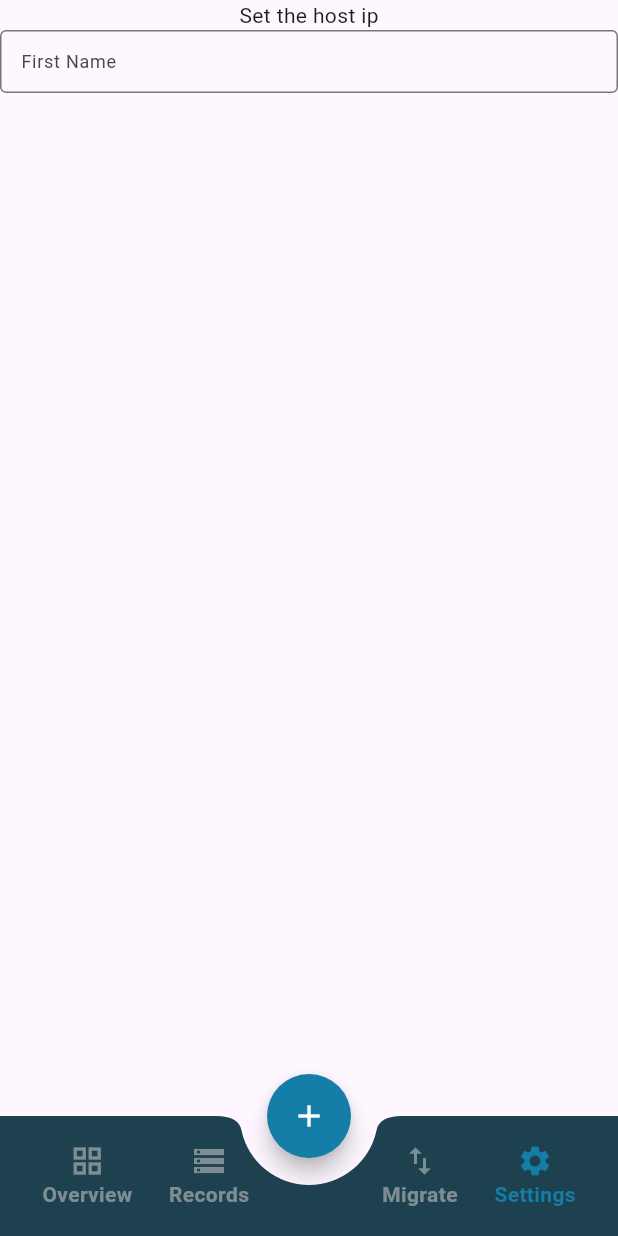
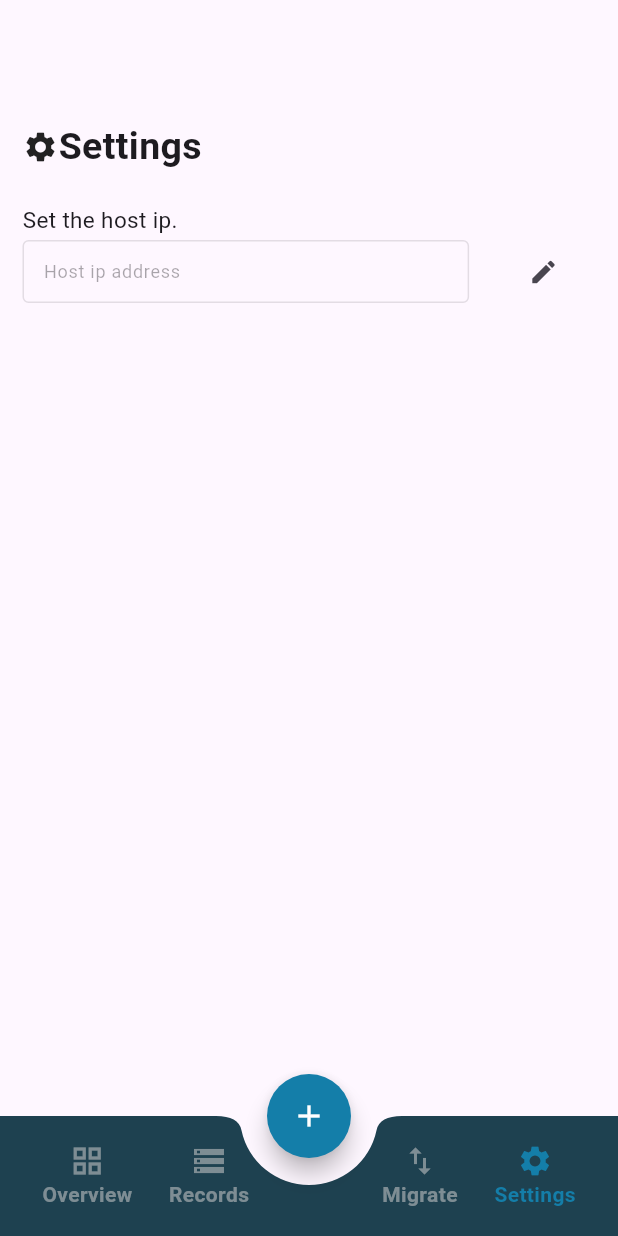
Before and after one commit to hikusama/sksalaan_mobile, a Flutter app: the screen it shows after launch, item 4 of the bottom bar chosen, on a phone screen of 412 x 824 dp. Run offline on Flutter 3.47's test engine with Material 3 defaults, Android fonts, the light colour scheme and no system bars; our stand-ins replace confetti, drift, flutter_secure_storage; missing offline and left inert: flutter_exit_app; accounts and stored records are empty; generated files the repository leaves out were written again.

Commit message:
host ip added to secure storage

```diff
--- a/lib/presentation/screens/settings_screen.dart
+++ b/lib/presentation/screens/settings_screen.dart
@@ -1,4 +1,5 @@
 import 'package:flutter/material.dart';
+import 'package:flutter_secure_storage/flutter_secure_storage.dart';
 
 class SettingsScreen extends StatefulWidget {
   const SettingsScreen({super.key});
@@ -8,35 +9,125 @@ class SettingsScreen extends StatefulWidget {
 }
 
 class _SettingsScreenState extends State<SettingsScreen> {
-  final ipTextController = TextEditingController();
+  final storage = FlutterSecureStorage();
+  late TextEditingController ipTextController;
+  bool _isEditOn = false;
+  final _formKey = GlobalKey<FormState>();
+
+  @override
+  void initState() {
+    super.initState();
+
+    ipTextController = TextEditingController();
+
+    _loadIp();
+  }
+
+  Future<void> _loadIp() async {
+    String? ip = await storage.read(key: 'ip');
+    ipTextController.text = ip ?? '';
+  }
+
+  Future<void> _setIp() async {
+    await storage.write(key: 'ip', value: ipTextController.text);
+  }
 
   @override
   Widget build(BuildContext context) {
-    return Column(
+    return Container(
+      margin: EdgeInsets.only(top: 80),
+      padding: EdgeInsets.only(left: 15),
+      child: Column(
+        crossAxisAlignment: CrossAxisAlignment.start,
         children: [
-        Text('Set the host ip'),
-        TextFormField(
+          Row(
+            children: [
+              Icon(Icons.settings),
+              Text(
+                'Settings',
+                style: TextStyle(fontWeight: FontWeight.bold, fontSize: 25),
+              ),
+            ],
+          ),
+          SizedBox(height: 20),
+          Text('Set the host ip.', style: TextStyle(fontSize: 15)),
+          Form(
+            key: _formKey,
+            child: Row(
+              children: [
+                Expanded(
+                  flex: _isEditOn ? 2 : 3,
+                  child: TextFormField(
                     decoration: InputDecoration(
-            labelText: 'First Name',
+                      labelText: 'Host ip address',
                       labelStyle: TextStyle(fontSize: 12),
-            hintText: 'Enter a first name',
+                      hintText: 'Type the host ip address',
                       border: OutlineInputBorder(),
                       isDense: true,
-            contentPadding: EdgeInsets.symmetric(vertical: 12, horizontal: 10),
+                      enabled: _isEditOn ? true : false,
+                      contentPadding: EdgeInsets.symmetric(
+                        vertical: 12,
+                        horizontal: 10,
+                      ),
                     ),
                     style: TextStyle(fontSize: 12, color: Colors.black),
                     controller: ipTextController,
                     validator: (value) {
                       if (value == null || value.isEmpty) {
-              return 'Please enter the first name';
+                        return 'Please Input Host IP';
                       }
-            if (value.length > 20) {
-              return 'Use only 20 characters';
+                      if (value.length > 14) {
+                        return '14 characters only allowed';
                       }
                       return null;
                     },
                   ),
+                ),
+                Expanded(
+                  flex: 1,
+                  child:
+                      !_isEditOn
+                          ? IconButton(
+                            onPressed:
+                                () => setState(() {
+                                  _isEditOn = true;
+                                }),
+                            icon: Icon(Icons.edit),
+                            iconSize: 20,
+                          )
+                          : Row(
+                            mainAxisAlignment: MainAxisAlignment.center,
+                            children: [
+                              IconButton(
+                                onPressed: () {
+                                  _loadIp();
+                                  setState(() {
+                                    _isEditOn = false;
+                                  });
+                                },
+                                icon: Icon(Icons.close),
+                                iconSize: 20,
+                              ),
+                              IconButton(
+                                onPressed: () {
+                                  if (_formKey.currentState!.validate()) {
+                                    _setIp();
+                                    setState(() {
+                                      _isEditOn = false;
+                                    });
+                                  }
+                                },
+                                icon: Icon(Icons.check),
+                                iconSize: 20,
+                              ),
                             ],
+                          ),
+                ),
+              ],
+            ),
+          ),
+        ],
+      ),
     );
   }
 }
--- a/pubspec.yaml
+++ b/pubspec.yaml
@@ -39,7 +39,7 @@ dependencies:
   flutter_exit_app: ^1.1.4
   confetti: ^0.7.0
   flutter_secure_storage: ^9.2.4
-
+  http: ^1.4.0
 dev_dependencies:
   build_runner: ^2.4.7
   drift_dev: ^2.26.1
```
Also changed, not shown: lib/data/app_database.dart (+31 -22 lines), lib/presentation/screens/records_screen.dart (+67 -9 lines), pubspec.lock, 5 other files. Lines whose indentation alone changed are shown as unchanged.
